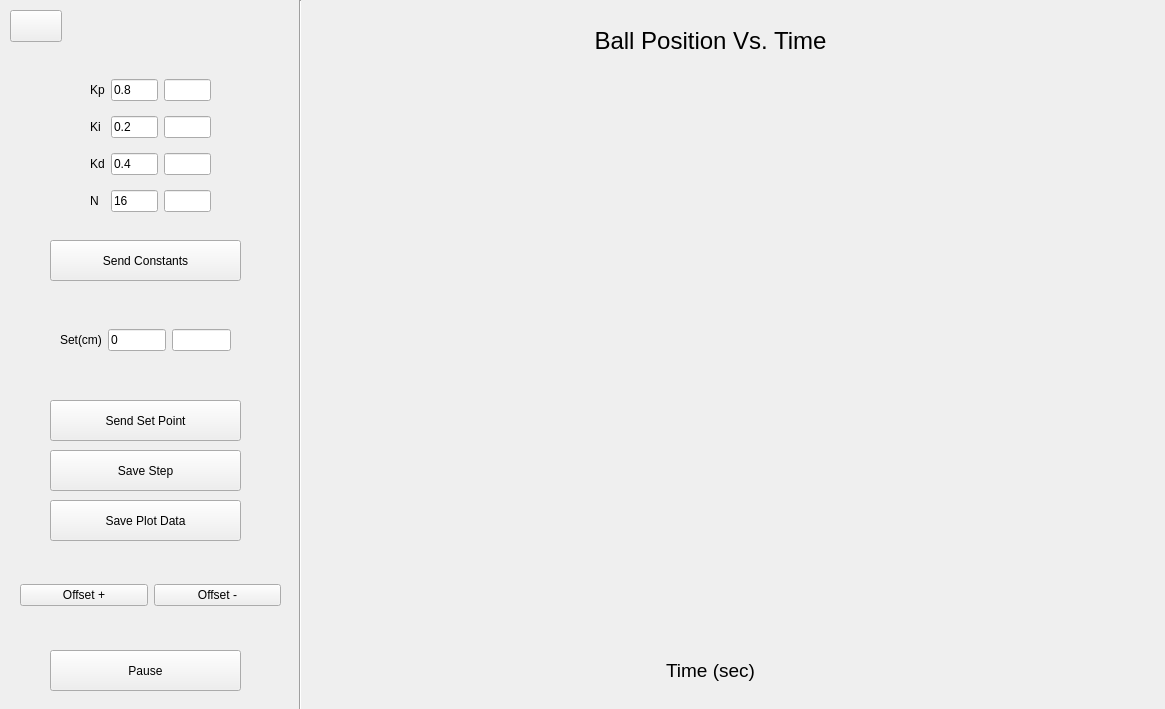
Qt form gui/qtdesigner/NewBalanceBeamWidget.ui (wyattduber/CyDAQ) before a commit.
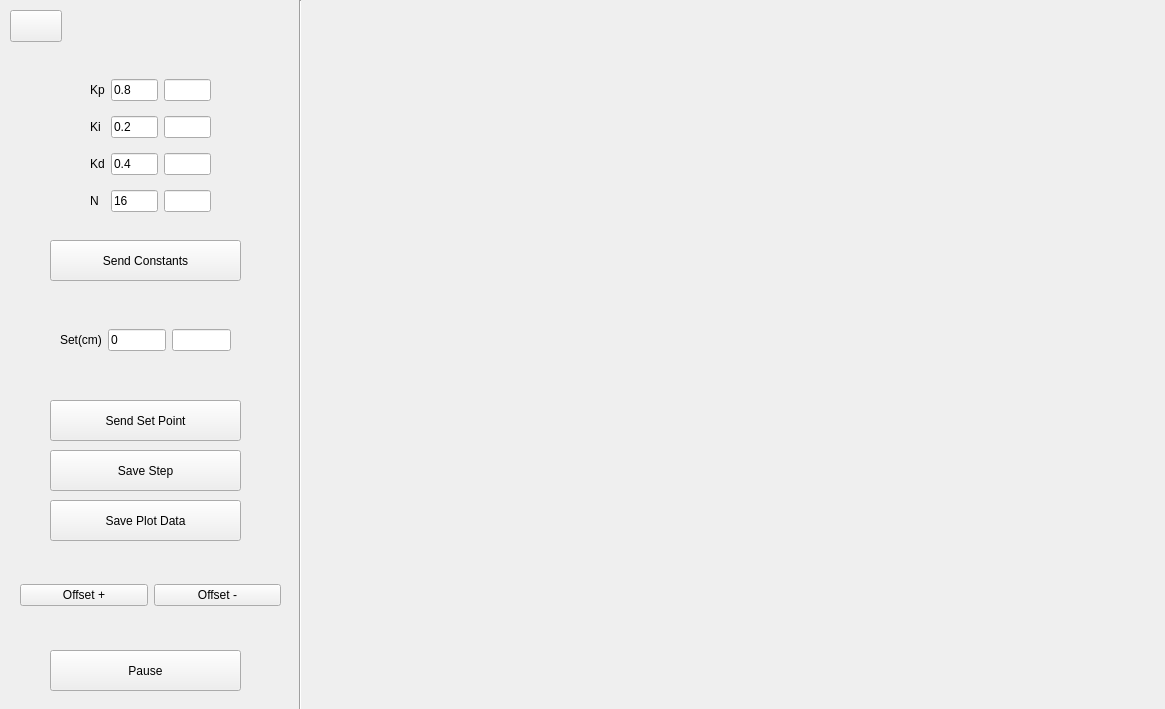
The same form after that commit. Icons and pictures are not drawn. Custom widgets are drawn as their Qt base class.

Patch:
```diff
--- a/gui/qtdesigner/NewBalanceBeamWidget.ui
+++ b/gui/qtdesigner/NewBalanceBeamWidget.ui
@@ -307,62 +307,6 @@
     </size>
    </property>
   </widget>
-  <widget class="QLabel" name="label_6">
-   <property name="geometry">
-    <rect>
-     <x>590</x>
-     <y>20</y>
-     <width>241</width>
-     <height>41</height>
-    </rect>
-   </property>
-   <property name="font">
-    <font>
-     <family>MS Shell Dlg 2</family>
-     <pointsize>18</pointsize>
-     <weight>50</weight>
-     <italic>false</italic>
-     <bold>false</bold>
-    </font>
-   </property>
-   <property name="styleSheet">
-    <string notr="true">font: 18pt &quot;MS Shell Dlg 2&quot;;</string>
-   </property>
-   <property name="text">
-    <string>Ball Position Vs. Time</string>
-   </property>
-   <property name="alignment">
-    <set>Qt::AlignCenter</set>
-   </property>
-  </widget>
-  <widget class="QLabel" name="label_7">
-   <property name="geometry">
-    <rect>
-     <x>590</x>
-     <y>650</y>
-     <width>241</width>
-     <height>41</height>
-    </rect>
-   </property>
-   <property name="font">
-    <font>
-     <family>MS Shell Dlg 2</family>
-     <pointsize>14</pointsize>
-     <weight>50</weight>
-     <italic>false</italic>
-     <bold>false</bold>
-    </font>
-   </property>
-   <property name="styleSheet">
-    <string notr="true">font: 14pt &quot;MS Shell Dlg 2&quot;;</string>
-   </property>
-   <property name="text">
-    <string>Time (sec)</string>
-   </property>
-   <property name="alignment">
-    <set>Qt::AlignCenter</set>
-   </property>
-  </widget>
  </widget>
  <customwidgets>
   <customwidget>
```
Left out of the diff: 4 changed lines with no effect on the pictures.
